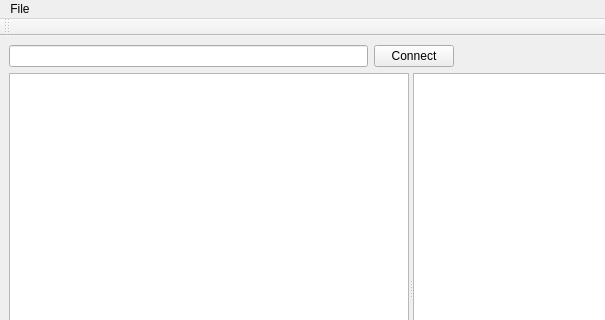
Before: the Qt Designer form main.ui in diorsman/pyqt-zk-inspector, drawn with Qt 5; both pictures show x 0 to 605 and y 0 to 320 of the 822 by 562 pixel window.
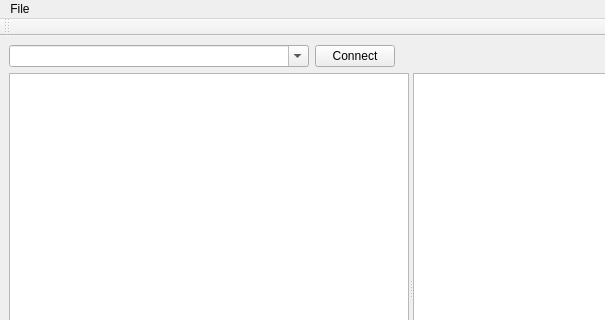
After: the same form once the commit is applied.

Commit message: Make the host:port bar an editable dropdown so we can have history

Patch:
```diff
--- a/main.ui
+++ b/main.ui
@@ -18,7 +18,17 @@
     <item>
      <layout class="QHBoxLayout" name="horizontalLayout_2">
       <item>
-       <widget class="QLineEdit" name="hostBox"/>
+       <widget class="QComboBox" name="hostBox">
+        <property name="minimumSize">
+         <size>
+          <width>300</width>
+          <height>0</height>
+         </size>
+        </property>
+        <property name="editable">
+         <bool>true</bool>
+        </property>
+       </widget>
       </item>
       <item>
        <widget class="QPushButton" name="connectButton">
```
Left out of the diff: 2 changed lines with no effect on the pictures. The commit also changes 1 other file.
